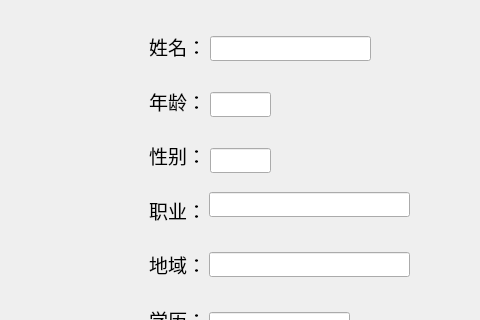
Qt form nei_login.ui (crazytyt/neitianfa) before a commit; both pictures show x 201 to 681 and y 118 to 438 of the 790 by 563 pixel window.
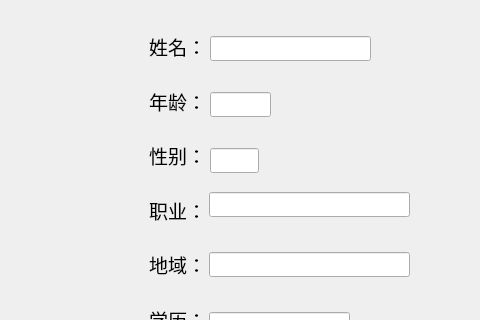
The same form after that commit.

```diff
--- a/nei_login.ui
+++ b/nei_login.ui
@@ -51,12 +51,12 @@
     </font>
    </property>
   </widget>
-  <widget class="QWidget" name="">
+  <widget class="QWidget" name="layoutWidget">
    <property name="geometry">
     <rect>
      <x>350</x>
      <y>140</y>
-     <width>61</width>
+     <width>62</width>
      <height>321</height>
     </rect>
    </property>
@@ -181,7 +181,7 @@
     <rect>
      <x>411</x>
      <y>266</y>
-     <width>61</width>
+     <width>49</width>
      <height>25</height>
     </rect>
    </property>
```
Left out of the diff: 3 changed lines with no effect on the pictures.
